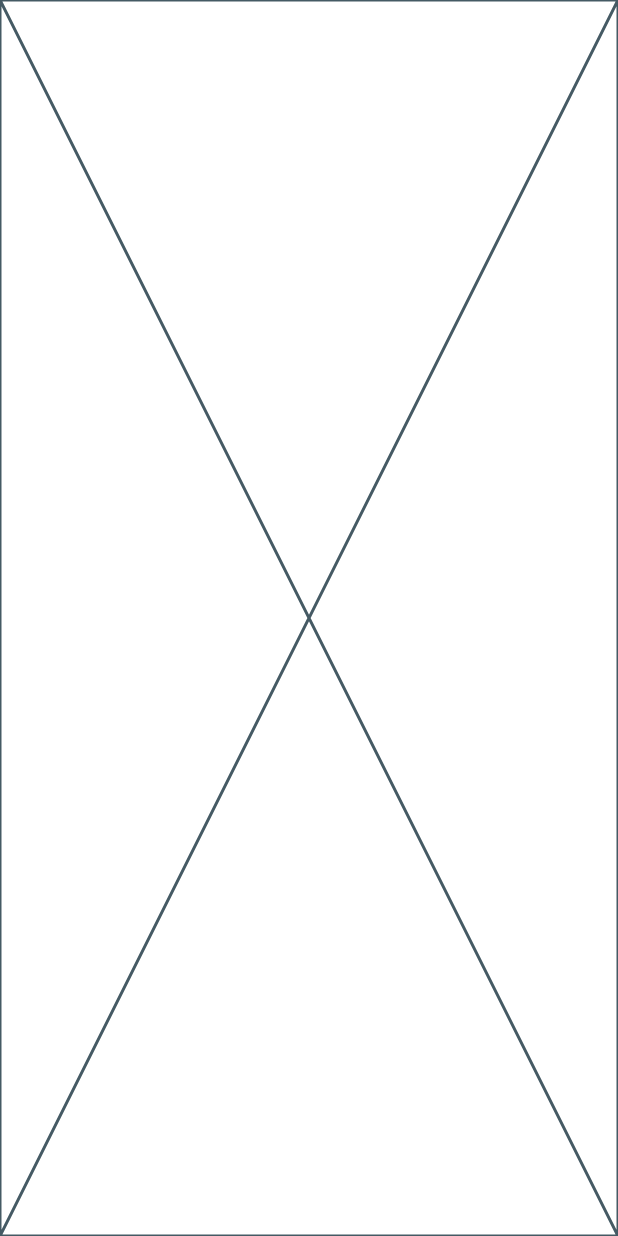
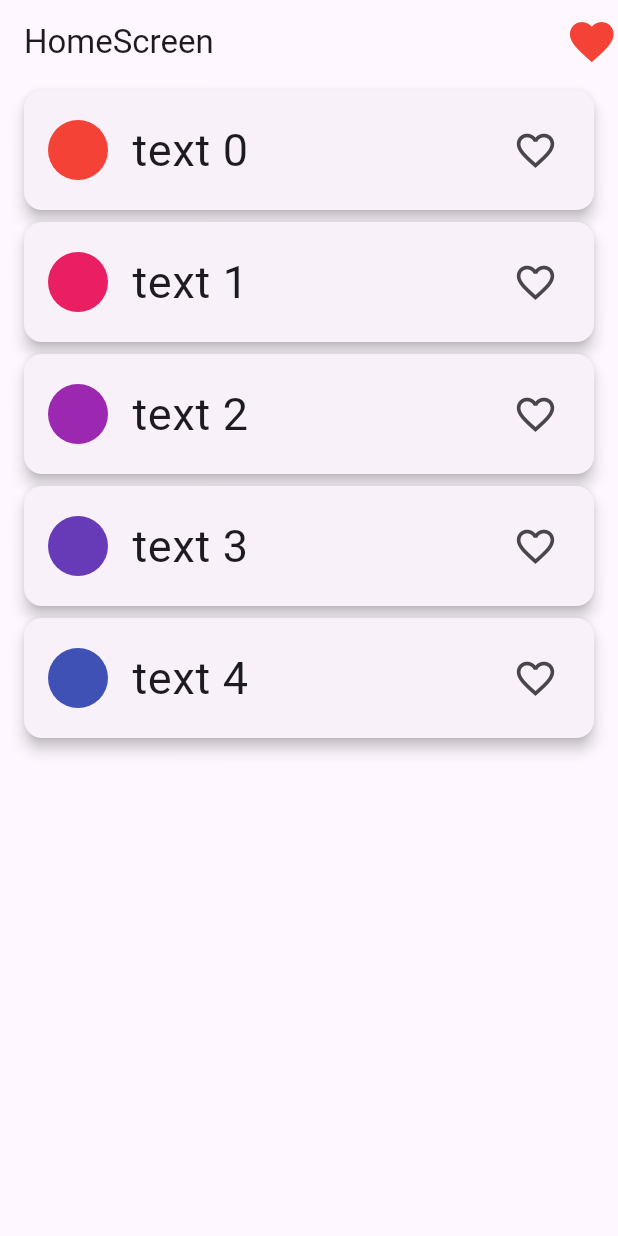
Before and after one commit to MosaadIbrahimB/dio_bloc_mockito_test, a Flutter app: the screen it shows after launch, on a phone screen of 412 x 824 dp. Run offline on Flutter 3.47's test engine with Material 3 defaults, Android fonts, the phone set to English and light mode, and no system bars; our stand-ins replace dio, equatable, flutter_bloc; network calls fail.

```diff
--- a/lib/main.dart
+++ b/lib/main.dart
@@ -1,12 +1,23 @@
 import 'package:dio/dio.dart';
 import 'package:flutter/material.dart';
+import 'package:flutter_bloc/flutter_bloc.dart';
+import 'package:provider/provider.dart';
 import 'package:untitled14/network/api.dart';
+import 'package:untitled14/screens/fav_screen.dart';
+import 'package:untitled14/screens/provider/list_provider.dart';
 
 import 'screens/home.dart';
 
 void main() {
   ApiService(Dio()).fetchQuote();
-  runApp(const MyApp());
+  runApp(
+    ChangeNotifierProvider<ListProvider>(
+        create: (_) => ListProvider(),
+        child: const MyApp()
+    ),
+  );
+
+
 }
 
 class MyApp extends StatelessWidget {
@@ -16,12 +27,17 @@ class MyApp extends StatelessWidget {
   @override
   Widget build(BuildContext context) {
     return MaterialApp(
+      debugShowCheckedModeBanner: false,
       title: 'Flutter Demo',
       theme: ThemeData(
         colorScheme: ColorScheme.fromSeed(seedColor: Colors.deepPurple),
         useMaterial3: true,
       ),
-      home: const MyHomePage(),
+      home:  MyHomePage(),
+     routes: {
+        MyHomePage.routeName:(_)=> MyHomePage(),
+       FavScreen.routeName:(_)=>const FavScreen()
+     },
     );
   }
 }
--- a/lib/screens/home.dart
+++ b/lib/screens/home.dart
@@ -1,10 +1,44 @@
 import 'package:flutter/material.dart';
+import 'package:provider/provider.dart';
+import 'package:untitled14/screens/fav_screen.dart';
+import 'package:untitled14/screens/provider/list_provider.dart';
+import 'package:untitled14/screens/widget/item_list_widget.dart';
 
 class MyHomePage extends StatelessWidget {
-  const MyHomePage({super.key});
+  static const String routeName = "MyHomePage";
+
+
+
+  MyHomePage({super.key});
 
   @override
   Widget build(BuildContext context) {
-    return const Placeholder();
+    return Scaffold(
+      appBar: AppBar(
+        title: const Text("HomeScreen"),
+        actions: [
+          InkWell(
+              onTap: () {
+                Navigator.pushNamed(context, FavScreen.routeName);
+              },
+              child: const Icon(
+                Icons.favorite,
+                color: Colors.red,
+                size: 35,
+              ))
+        ],
+      ),
+      body: SafeArea(
+        child: SizedBox(
+          height: double.infinity,
+          width: double.infinity,
+          child: ListView.builder(
+              itemCount: 5,
+              itemBuilder: (context, index) {
+                return ItemListWidget(index: index);
+              }),
+        ),
+      ),
+    );
   }
 }
--- /dev/null
+++ b/lib/screens/provider/list_provider.dart
@@ -0,0 +1,16 @@
+import 'package:flutter/cupertino.dart';
+
+class ListProvider extends ChangeNotifier {
+  List<int> favList = [];
+
+
+  addList(int value) {
+    favList.add(value);
+    notifyListeners();
+  }
+
+  removeList(int value) {
+    favList.remove(value);
+    notifyListeners();
+  }
+}
--- /dev/null
+++ b/lib/screens/widget/item_list_widget.dart
@@ -0,0 +1,52 @@
+import 'package:flutter/material.dart';
+import 'package:provider/provider.dart';
+
+import '../provider/list_provider.dart';
+
+class ItemListWidget extends StatelessWidget {
+  int index ;
+
+  ItemListWidget({super.key, required this.index });
+
+  @override
+  Widget build(BuildContext context) {
+    var provider = Provider.of<ListProvider>(context);
+    return Container(
+
+      margin: const EdgeInsets.symmetric(horizontal: 12),
+      child: Card(
+        elevation: 4,
+        child: Container(
+          alignment: Alignment.center,
+          width: 100,
+          height: 80,
+          child: ListTile(
+            leading: CircleAvatar(backgroundColor: Colors.primaries[index]),
+            title: Text(
+             "text $index",
+              style: const TextStyle(fontSize: 30),
+            ),
+            trailing: InkWell(
+              onTap: () {
+                provider.favList.contains(index)
+                    ? provider.removeList(index)
+                    : provider.addList(index);
+                print(provider.favList);
+              },
+              child: provider.favList.contains(index)
+                  ? const Icon(
+                Icons.favorite,
+                size: 30,
+                color: Colors.red,
+              )
+                  : const Icon(
+                Icons.favorite_border,
+                size: 30,
+              ),
+            ),
+          ),
+        ),
+      ),
+    );
+  }
+}
--- a/pubspec.yaml
+++ b/pubspec.yaml
@@ -33,6 +33,7 @@ dependencies:
   equatable:
   dio:
   flutter_bloc:
+  provider:
   # The following adds the Cupertino Icons font to your application.
   # Use with the CupertinoIcons class for iOS style icons.
   cupertino_icons: ^1.0.6
@@ -40,8 +41,9 @@ dependencies:
 dev_dependencies:
   flutter_test:
     sdk: flutter
-  mockito:
-  build_runner:
+  mockito: ^5.0.16
+
+  build_runner: ^2.0.0
   bloc_test:
   # The "flutter_lints" package below contains a set of recommended lints to
   # encourage good coding practices. The lint set provided by the package is
```
Also changed, not shown: lib/screens/fav_screen.dart (added, +32 -0 lines), lib/screens/widget/fav-widget.dart (added, +47 -0 lines), pubspec.lock, 6 other files.
